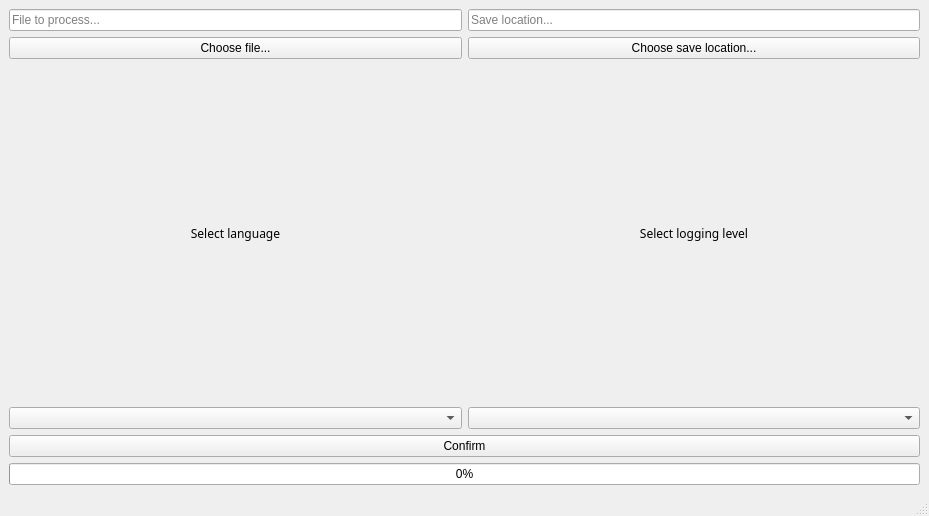
Above: src/gui/main_window.ui from coolka1234/GCodeOptimizer before the change. Below: the same form after it.
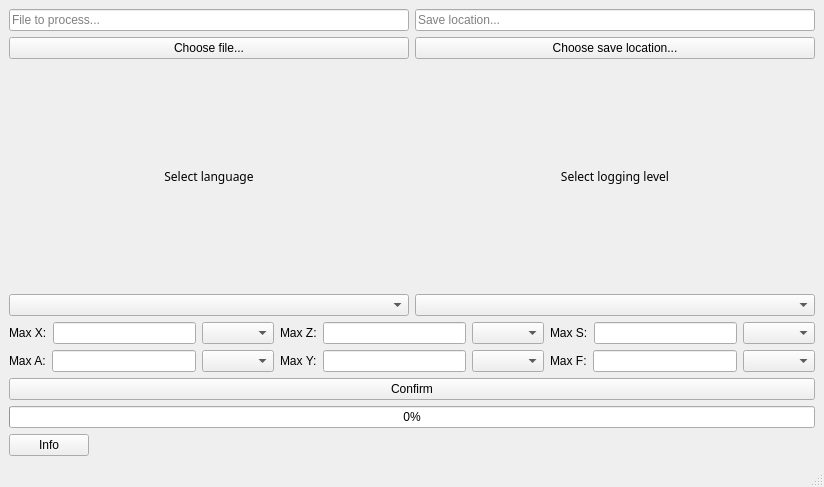
That is the form after the change.

Commit message: added max ui values

Patch:
```diff
--- a/src/gui/main_window.ui
+++ b/src/gui/main_window.ui
@@ -6,60 +6,18 @@
    <rect>
     <x>0</x>
     <y>0</y>
-    <width>929</width>
-    <height>516</height>
+    <width>824</width>
+    <height>487</height>
    </rect>
   </property>
   <property name="windowTitle">
    <string>GCode Optimizer</string>
   </property>
   <widget class="QWidget" name="centralwidget">
-   <layout class="QVBoxLayout" name="verticalLayout_3">
+   <layout class="QVBoxLayout" name="verticalLayout_2">
     <item>
-     <layout class="QVBoxLayout" name="verticalLayout_2">
-      <item>
-       <layout class="QHBoxLayout" name="horizontalLayout_3">
-        <item>
-         <widget class="QLineEdit" name="lineEditFilePath">
-          <property name="text">
-           <string/>
-          </property>
-          <property name="placeholderText">
-           <string>File to process...</string>
-          </property>
-         </widget>
-        </item>
-        <item>
-         <widget class="QLineEdit" name="lineEditSavePath">
-          <property name="text">
-           <string/>
-          </property>
-          <property name="placeholderText">
-           <string>Save location...</string>
-          </property>
-         </widget>
-        </item>
-       </layout>
-      </item>
-      <item>
-       <layout class="QHBoxLayout" name="horizontalLayout_2">
-        <item>
-         <widget class="QPushButton" name="pushButtonChooseFile">
-          <property name="text">
-           <string>Choose file...</string>
-          </property>
-         </widget>
-        </item>
-        <item>
-         <widget class="QPushButton" name="pushButtonChooseSave">
-          <property name="text">
-           <string>Choose save location...</string>
-          </property>
-         </widget>
-        </item>
-       </layout>
-      </item>
-      <item>
+     <layout class="QGridLayout" name="gridLayout_4" rowstretch="4,4,1,1,4,0,1,1">
+      <item row="2" column="0">
        <layout class="QHBoxLayout" name="horizontalLayout">
         <item>
          <widget class="QLabel" name="labelLanguage">
@@ -93,7 +51,171 @@
         </item>
        </layout>
       </item>
-      <item>
+      <item row="1" column="0">
+       <layout class="QHBoxLayout" name="horizontalLayout_2">
+        <item>
+         <widget class="QPushButton" name="pushButtonChooseFile">
+          <property name="text">
+           <string>Choose file...</string>
+          </property>
+         </widget>
+        </item>
+        <item>
+         <widget class="QPushButton" name="pushButtonChooseSave">
+          <property name="text">
+           <string>Choose save location...</string>
+          </property>
+         </widget>
+        </item>
+       </layout>
+      </item>
+      <item row="4" column="0">
+       <layout class="QGridLayout" name="gridLayout_2">
+        <item row="0" column="1">
+         <layout class="QGridLayout" name="gridLayout_3">
+          <item row="1" column="0">
+           <layout class="QHBoxLayout" name="horizontalLayout_14">
+            <property name="sizeConstraint">
+             <enum>QLayout::SetFixedSize</enum>
+            </property>
+            <item>
+             <widget class="QLabel" name="label_5">
+              <property name="text">
+               <string>Max A:</string>
+              </property>
+             </widget>
+            </item>
+            <item>
+             <widget class="QLineEdit" name="lineEditMaxA"/>
+            </item>
+            <item>
+             <widget class="QComboBox" name="comboBoxA"/>
+            </item>
+           </layout>
+          </item>
+          <item row="0" column="0">
+           <layout class="QHBoxLayout" name="horizontalLayout_11">
+            <property name="sizeConstraint">
+             <enum>QLayout::SetFixedSize</enum>
+            </property>
+            <item>
+             <widget class="QLabel" name="label_2">
+              <property name="text">
+               <string>Max X:</string>
+              </property>
+             </widget>
+            </item>
+            <item>
+             <widget class="QLineEdit" name="lineEditMaxX"/>
+            </item>
+            <item>
+             <widget class="QComboBox" name="comboBoxX"/>
+            </item>
+           </layout>
+          </item>
+          <item row="1" column="1">
+           <layout class="QHBoxLayout" name="horizontalLayout_16">
+            <property name="sizeConstraint">
+             <enum>QLayout::SetFixedSize</enum>
+            </property>
+            <item>
+             <widget class="QLabel" name="label_7">
+              <property name="text">
+               <string>Max Y:</string>
+              </property>
+             </widget>
+            </item>
+            <item>
+             <widget class="QLineEdit" name="lineEditMaxY"/>
+            </item>
+            <item>
+             <widget class="QComboBox" name="comboBoxY"/>
+            </item>
+           </layout>
+          </item>
+          <item row="0" column="1">
+           <layout class="QHBoxLayout" name="horizontalLayout_13">
+            <property name="sizeConstraint">
+             <enum>QLayout::SetFixedSize</enum>
+            </property>
+            <item>
+             <widget class="QLabel" name="label_4">
+              <property name="text">
+               <string>Max Z:</string>
+              </property>
+             </widget>
+            </item>
+            <item>
+             <widget class="QLineEdit" name="lineEditMaxZ"/>
+            </item>
+            <item>
+             <widget class="QComboBox" name="comboBoxZ"/>
+            </item>
+           </layout>
+          </item>
+          <item row="0" column="2">
+           <layout class="QHBoxLayout" name="horizontalLayout_15">
+            <property name="sizeConstraint">
+             <enum>QLayout::SetFixedSize</enum>
+            </property>
+            <item>
+             <widget class="QLabel" name="label_6">
+              <property name="text">
+               <string>Max S:</string>
+              </property>
+             </widget>
+            </item>
+            <item>
+             <widget class="QLineEdit" name="lineEditMaxS"/>
+            </item>
+            <item>
+             <widget class="QComboBox" name="comboBoxS"/>
+            </item>
+           </layout>
+          </item>
+          <item row="1" column="2">
+           <layout class="QHBoxLayout" name="horizontalLayout_17">
+            <property name="sizeConstraint">
+             <enum>QLayout::SetFixedSize</enum>
+            </property>
+            <item>
+             <widget class="QLabel" name="label_8">
+              <property name="text">
+               <string>Max F:</string>
+              </property>
+             </widget>
+            </item>
+            <item>
+             <widget class="QLineEdit" name="lineEditMaxF"/>
+            </item>
+            <item>
+             <widget class="QComboBox" name="comboBoxF"/>
+            </item>
+           </layout>
+          </item>
+         </layout>
+        </item>
+       </layout>
+      </item>
+      <item row="6" column="0">
+       <layout class="QVBoxLayout" name="verticalLayout">
+        <item>
+         <widget class="QPushButton" name="pushButtonConfirm">
+          <property name="text">
+           <string>Confirm</string>
+          </property>
+         </widget>
+        </item>
+        <item>
+         <widget class="QProgressBar" name="progressBar">
+          <property name="value">
+           <number>0</number>
+          </property>
+         </widget>
+        </item>
+       </layout>
+      </item>
+      <item row="3" column="0">
        <layout class="QHBoxLayout" name="horizontalLayout_4">
         <item>
          <widget class="QComboBox" name="comboBoxLanguage">
@@ -117,24 +239,60 @@
         </item>
        </layout>
       </item>
-      <item>
-       <layout class="QVBoxLayout" name="verticalLayout">
+      <item row="0" column="0">
+       <layout class="QHBoxLayout" name="horizontalLayout_3">
         <item>
-         <widget class="QPushButton" name="pushButtonConfirm">
+         <widget class="QLineEdit" name="lineEditFilePath">
           <property name="text">
-           <string>Confirm</string>
+           <string/>
           </property>
+          <property name="placeholderText">
+           <string>File to process...</string>
+          </property>
          </widget>
         </item>
         <item>
-         <widget class="QProgressBar" name="progressBar">
-          <property name="value">
-           <number>0</number>
+         <widget class="QLineEdit" name="lineEditSavePath">
+          <property name="text">
+           <string/>
           </property>
+          <property name="placeholderText">
+           <string>Save location...</string>
+          </property>
          </widget>
         </item>
        </layout>
       </item>
+      <item row="7" column="0">
+       <layout class="QHBoxLayout" name="horizontalLayout_10">
+        <property name="spacing">
+         <number>0</number>
+        </property>
+        <property name="sizeConstraint">
+         <enum>QLayout::SetFixedSize</enum>
+        </property>
+        <item>
+         <widget class="QPushButton" name="pushButton">
+          <property name="text">
+           <string>Info</string>
+          </property>
+         </widget>
+        </item>
+        <item>
+         <spacer name="horizontalSpacer">
+          <property name="orientation">
+           <enum>Qt::Horizontal</enum>
+          </property>
+          <property name="sizeHint" stdset="0">
+           <size>
+            <width>40</width>
+            <height>20</height>
+           </size>
+          </property>
+         </spacer>
+        </item>
+       </layout>
+      </item>
      </layout>
     </item>
    </layout>
```
The commit also changes 3 other files.
